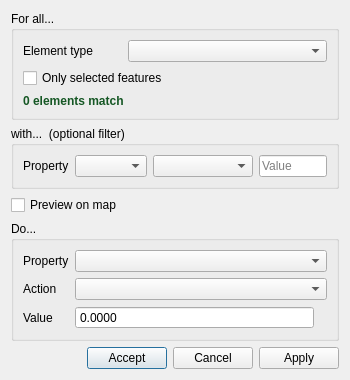
Qt form ui/edition/qgisred_groupedit_dialog.ui (qgisred/QGISRed) before a commit.
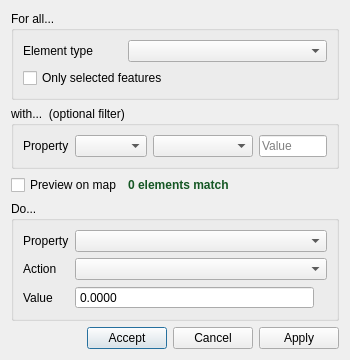
The same form after that commit.

Commit message: Group edit: move match count next to Preview on map

```diff
--- a/ui/edition/qgisred_groupedit_dialog.ui
+++ b/ui/edition/qgisred_groupedit_dialog.ui
@@ -55,16 +55,6 @@
           </property>
          </widget>
         </item>
-        <item row="2" column="0" colspan="3">
-         <widget class="QLabel" name="lblAffectedCount">
-          <property name="styleSheet">
-           <string>color: #155724; font-weight: bold;</string>
-          </property>
-          <property name="text">
-           <string>0 elements match</string>
-          </property>
-         </widget>
-        </item>
        </layout>
       </widget>
      </item>
@@ -132,6 +122,16 @@
          </property>
         </widget>
        </item>
+       <item>
+        <widget class="QLabel" name="lblAffectedCount">
+         <property name="styleSheet">
+          <string>color: #155724; font-weight: bold;</string>
+         </property>
+         <property name="text">
+          <string>0 elements match</string>
+         </property>
+        </widget>
+       </item>
        <item>
         <spacer name="previewSpacer">
          <property name="orientation">
```
